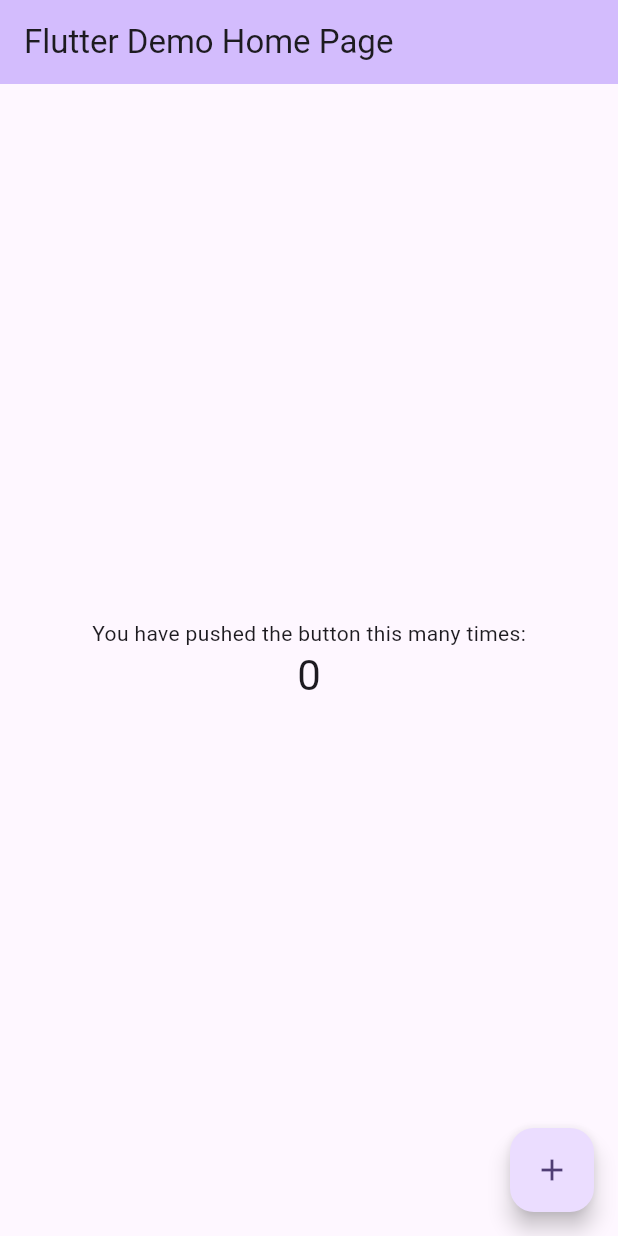
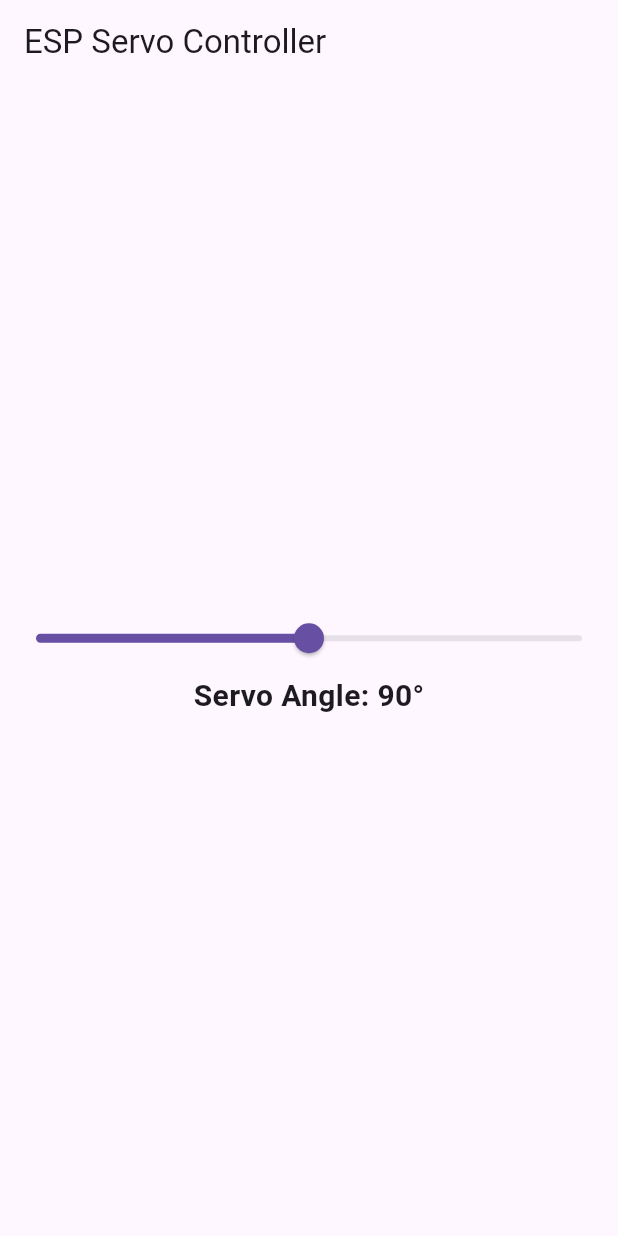
Before and after one commit to EgorP51/esp-arm-controller-flutter, a Flutter app: the screen it shows after launch, on a phone screen of 412 x 824 dp. Run offline on Flutter 3.47's test engine with Material 3 defaults, Android fonts, the phone set to English and light mode, and no system bars; network calls fail.

Commit message:
add base servo management

```diff
--- a/lib/main.dart
+++ b/lib/main.dart
@@ -1,122 +1,81 @@
 import 'package:flutter/material.dart';
+import 'package:web_socket_channel/web_socket_channel.dart';
 
 void main() {
-  runApp(const MyApp());
+  runApp(const ESPControllerApp());
 }
 
-class MyApp extends StatelessWidget {
-  const MyApp({super.key});
+class ESPControllerApp extends StatelessWidget {
+  const ESPControllerApp({super.key});
 
-  // This widget is the root of your application.
   @override
   Widget build(BuildContext context) {
     return MaterialApp(
-      title: 'Flutter Demo',
+      title: 'ESP Servo Controller',
       theme: ThemeData(
-        // This is the theme of your application.
-        //
-        // TRY THIS: Try running your application with "flutter run". You'll see
-        // the application has a purple toolbar. Then, without quitting the app,
-        // try changing the seedColor in the colorScheme below to Colors.green
-        // and then invoke "hot reload" (save your changes or press the "hot
-        // reload" button in a Flutter-supported IDE, or press "r" if you used
-        // the command line to start the app).
-        //
-        // Notice that the counter didn't reset back to zero; the application
-        // state is not lost during the reload. To reset the state, use hot
-        // restart instead.
-        //
-        // This works for code too, not just values: Most code changes can be
-        // tested with just a hot reload.
-        colorScheme: ColorScheme.fromSeed(seedColor: Colors.deepPurple),
+        primarySwatch: Colors.blue,
       ),
-      home: const MyHomePage(title: 'Flutter Demo Home Page'),
+      home: const ServoControlPage(),
     );
   }
 }
 
-class MyHomePage extends StatefulWidget {
-  const MyHomePage({super.key, required this.title});
-
-  // This widget is the home page of your application. It is stateful, meaning
-  // that it has a State object (defined below) that contains fields that affect
-  // how it looks.
-
-  // This class is the configuration for the state. It holds the values (in this
-  // case the title) provided by the parent (in this case the App widget) and
-  // used by the build method of the State. Fields in a Widget subclass are
-  // always marked "final".
-
-  final String title;
+class ServoControlPage extends StatefulWidget {
+  const ServoControlPage({super.key});
 
   @override
-  State<MyHomePage> createState() => _MyHomePageState();
+  State<ServoControlPage> createState() => _ServoControlPageState();
 }
 
-class _MyHomePageState extends State<MyHomePage> {
-  int _counter = 0;
+class _ServoControlPageState extends State<ServoControlPage> {
+  late WebSocketChannel channel;
+  double servoAngle = 90.0; // Initial angle (default 90 degrees)
 
-  void _incrementCounter() {
-    setState(() {
-      // This call to setState tells the Flutter framework that something has
-      // changed in this State, which causes it to rerun the build method below
-      // so that the display can reflect the updated values. If we changed
-      // _counter without calling setState(), then the build method would not be
-      // called again, and so nothing would appear to happen.
-      _counter++;
-    });
+  @override
+  void initState() {
+    super.initState();
+    // Connect to ESP32 WebSocket server
+    channel = WebSocketChannel.connect(
+      Uri.parse('ws://192.168.4.1:81'), // ESP32 AP IP and WebSocket port
+    );
+  }
+
+  // Send servo angle to ESP32
+  void updateServoAngle(double angle) {
+    servoAngle = angle;
+    channel.sink.add('SET_SERVO:$servoAngle'); // Command to ESP32
+    setState(() {});
+  }
+
+  @override
+  void dispose() {
+    channel.sink.close();
+    super.dispose();
   }
 
   @override
   Widget build(BuildContext context) {
-    // This method is rerun every time setState is called, for instance as done
-    // by the _incrementCounter method above.
-    //
-    // The Flutter framework has been optimized to make rerunning build methods
-    // fast, so that you can just rebuild anything that needs updating rather
-    // than having to individually change instances of widgets.
     return Scaffold(
-      appBar: AppBar(
-        // TRY THIS: Try changing the color here to a specific color (to
-        // Colors.amber, perhaps?) and trigger a hot reload to see the AppBar
-        // change color while the other colors stay the same.
-        backgroundColor: Theme.of(context).colorScheme.inversePrimary,
-        // Here we take the value from the MyHomePage object that was created by
-        // the App.build method, and use it to set our appbar title.
-        title: Text(widget.title),
-      ),
+      appBar: AppBar(title: const Text('ESP Servo Controller')),
       body: Center(
-        // Center is a layout widget. It takes a single child and positions it
-        // in the middle of the parent.
         child: Column(
-          // Column is also a layout widget. It takes a list of children and
-          // arranges them vertically. By default, it sizes itself to fit its
-          // children horizontally, and tries to be as tall as its parent.
-          //
-          // Column has various properties to control how it sizes itself and
-          // how it positions its children. Here we use mainAxisAlignment to
-          // center the children vertically; the main axis here is the vertical
-          // axis because Columns are vertical (the cross axis would be
-          // horizontal).
-          //
-          // TRY THIS: Invoke "debug painting" (choose the "Toggle Debug Paint"
-          // action in the IDE, or press "p" in the console), to see the
-          // wireframe for each widget.
           mainAxisAlignment: MainAxisAlignment.center,
-          children: <Widget>[
-            const Text('You have pushed the button this many times:'),
+          children: [
+            Slider(
+              value: servoAngle,
+              min: 0,
+              max: 180,
+              divisions: 180,
+              label: '$servoAngle°',
+              onChanged: updateServoAngle,
+            ),
             Text(
-              '$_counter',
-              style: Theme.of(context).textTheme.headlineMedium,
+              'Servo Angle: ${servoAngle.toStringAsFixed(0)}°',
+              style: TextStyle(fontSize: 20, fontWeight: FontWeight.bold),
             ),
           ],
         ),
       ),
-      floatingActionButton: FloatingActionButton(
-        onPressed: _incrementCounter,
-        tooltip: 'Increment',
-        child: const Icon(Icons.add),
-      ), // This trailing comma makes auto-formatting nicer for build methods.
     );
   }
 }
--- a/pubspec.yaml
+++ b/pubspec.yaml
@@ -34,6 +34,7 @@ dependencies:
   # The following adds the Cupertino Icons font to your application.
   # Use with the CupertinoIcons class for iOS style icons.
   cupertino_icons: ^1.0.8
+  web_socket_channel: ^3.0.3
 
 dev_dependencies:
   flutter_test:
```
Also changed, not shown: pubspec.lock, 1 other file.
